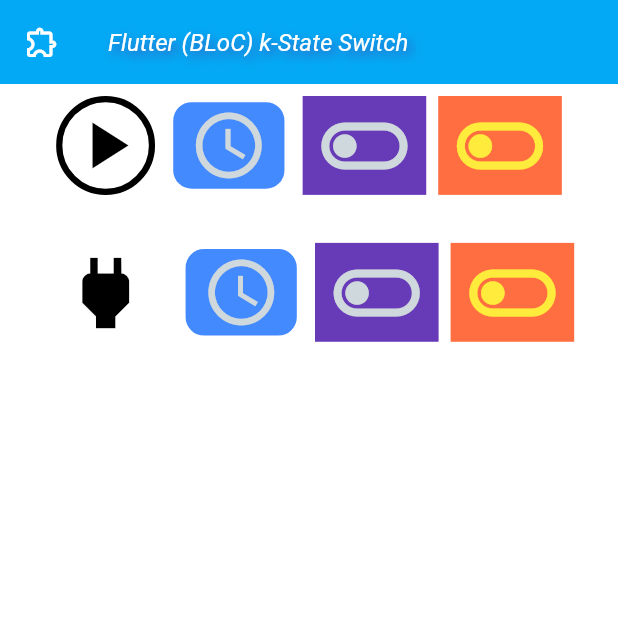
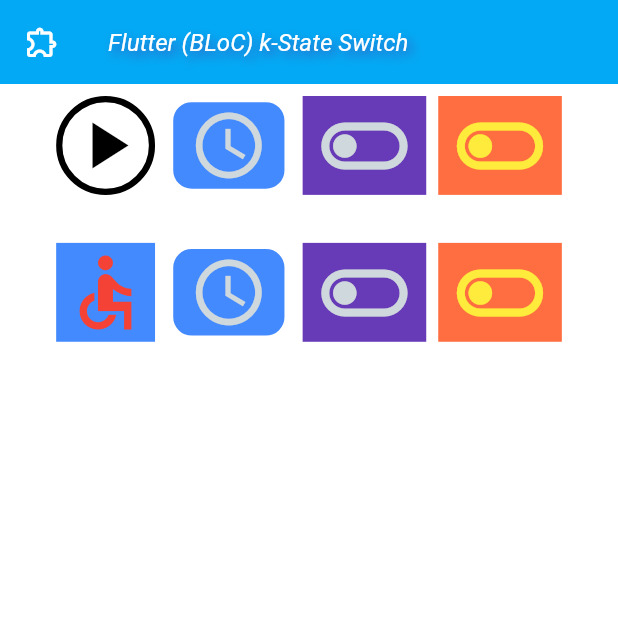
Before and after one commit to mk590901/Event-driven-BLoC-s-switch-widgets, a Flutter app: the screen it shows after launch, on a phone screen of 412 x 824 dp, the top half of it. Run offline on Flutter 3.47's test engine with Material 3 defaults, Android fonts, the phone set to English and light mode, and no system bars; our stand-ins replace flutter_bloc.

Commit message:
Refactoring: class FlatAdvancedSwitch has been created

```diff
--- a/lib/main.dart
+++ b/lib/main.dart
@@ -1,5 +1,6 @@
 import 'package:flutter/material.dart';
 import 'periodic_action.dart';
+import 'widgets/flat_advanced_switch.dart';
 import 'widgets/flat_switch.dart';
 import 'widgets/flat_rounded_switch.dart';
 import 'interfaces/i_click.dart';
@@ -117,11 +118,13 @@ class AppHomePage extends StatelessWidget {
               ButtonBar(
                   alignment: MainAxisAlignment.center,
                   children: <Widget>[
-                    FlatSwitch(
-                        width: 20,
+                    FlatAdvancedSwitch(
+                        width: 16,
                         height: 16,
-                        T: Icons.power_off,
-                        F: Icons.power,
+                        canvasFColor: Colors.blueAccent,
+                        canvasTColor: Colors.indigo,
+                        T: Icons.accessible_forward_sharp,
+                        F: Icons.accessible_sharp,
                         onAction: () {
                         }
                     ),
--- a/lib/state_machines/switch_advanced_state_machine.dart
+++ b/lib/state_machines/switch_advanced_state_machine.dart
@@ -40,8 +40,8 @@ class SwitchAdvancedStateMachine extends BasicStateMachine {
 
   @override
   String? getStateName(int state) {
-    // TODO: implement getStateName
-    throw UnimplementedError();
+    String result = SwitchAdvancedStates.values[state].name;
+    return result;
   }
 
   @override
--- /dev/null
+++ b/lib/widgets/flat_advanced_switch.dart
@@ -0,0 +1,134 @@
+import 'package:flutter/material.dart';
+import 'package:flutter_bloc/flutter_bloc.dart';
+import 'package:uuid/uuid.dart';
+import '../SizeConfig.dart';
+import '../blocks/switch_advanced_bloc.dart';
+import '../events/switch_events.dart';
+import '../states/switch_advanced_state.dart';
+import '../interfaces/i_click.dart';
+
+class FlatAdvancedSwitch extends StatelessWidget implements IClick {
+  final String uuid = const Uuid().v4().toString();
+
+  final Color canvasTColor;
+  final Color canvasFColor;
+  final Color canvasDColor;
+  final Color canvasUColor;
+  final Color imageColor;
+  final double width;
+  final double height;
+  final IconData? T;
+  final IconData? F;
+  final VoidCallback? onAction;
+
+  late GestureDetector gestureDetector;
+
+  FlatAdvancedSwitch({
+    super.key,
+    required this.width,
+    required this.height,
+    this.canvasTColor = Colors.black12,
+    this.canvasFColor = Colors.transparent,
+    this.canvasDColor = Colors.black26,
+    this.canvasUColor = Colors.black26,
+    this.imageColor = Colors.black,
+    this.T = Icons.toggle_on_outlined,
+    this.F = Icons.toggle_off_outlined,
+    this.onAction,
+  });
+
+  @override
+  void click() {
+    gestureDetector.onTap?.call();
+  }
+
+  @override
+  Widget build(BuildContext context) {
+    SizeConfig().init(context);
+    return BlocProvider<SwitchAdvancedBloc>(
+      create: (_) => SwitchAdvancedBloc(SwitchAdvancedState(SwitchAdvancedStates.off)),
+      child: BlocBuilder<SwitchAdvancedBloc, SwitchAdvancedState>(builder: (context, state) {
+        gestureDetector = GestureDetector(
+          onTapDown: (details) {
+            context.read<SwitchAdvancedBloc>().add(Down(uuid));
+            //onAction?.call();
+          },
+          onTapUp: (details) {
+            context.read<SwitchAdvancedBloc>().add(Up(uuid));
+            //onAction?.call();
+          },
+          onTapCancel: () {
+            context.read<SwitchAdvancedBloc>().add(Up(uuid));
+          }
+          ,
+          child: Container(
+            width: w_(width),
+            height: h_(height),
+            color: canvasColor(state.state()),
+            child: Center(
+              child: Icon(state.state() == SwitchAdvancedStates.off ? F : T,
+                  size: h_(height * iconSize(state.state())), color: iconColor(state.state())),
+            ),
+          ),
+        );
+        return gestureDetector;
+      }),
+    );
+  }
+
+  Color? iconColor(SwitchAdvancedStates state) {
+    Color? result = Colors.white;
+    switch(state) {
+      case SwitchAdvancedStates.off:
+        result = Colors.red;
+        break;
+      case SwitchAdvancedStates.on:
+        result = Colors.green;
+        break;
+      case SwitchAdvancedStates.off2on:
+        result = Colors.blue;
+        break;
+      case SwitchAdvancedStates.on2off:
+        result = Colors.amber;
+        break;
+      default:
+    }
+    return result;
+  }
+
+  num iconSize(SwitchAdvancedStates state) {
+    double result = 0.90;
+    switch(state) {
+      case SwitchAdvancedStates.off:
+      case SwitchAdvancedStates.on:
+        result = 0.90;
+        break;
+      case SwitchAdvancedStates.off2on:
+      case SwitchAdvancedStates.on2off:
+        result = 1.0;
+        break;
+      default:
+    }
+    return result;
+  }
+
+  canvasColor(SwitchAdvancedStates state) {
+    Color? result = canvasFColor;
+    switch(state) {
+      case SwitchAdvancedStates.off:
+        result = canvasFColor;
+        break;
+      case SwitchAdvancedStates.on:
+        result = canvasTColor;
+        break;
+      case SwitchAdvancedStates.off2on:
+        result = canvasUColor;
+        break;
+      case SwitchAdvancedStates.on2off:
+        result = canvasDColor;
+        break;
+      default:
+    }
+    return result;
+  }
+}
```
